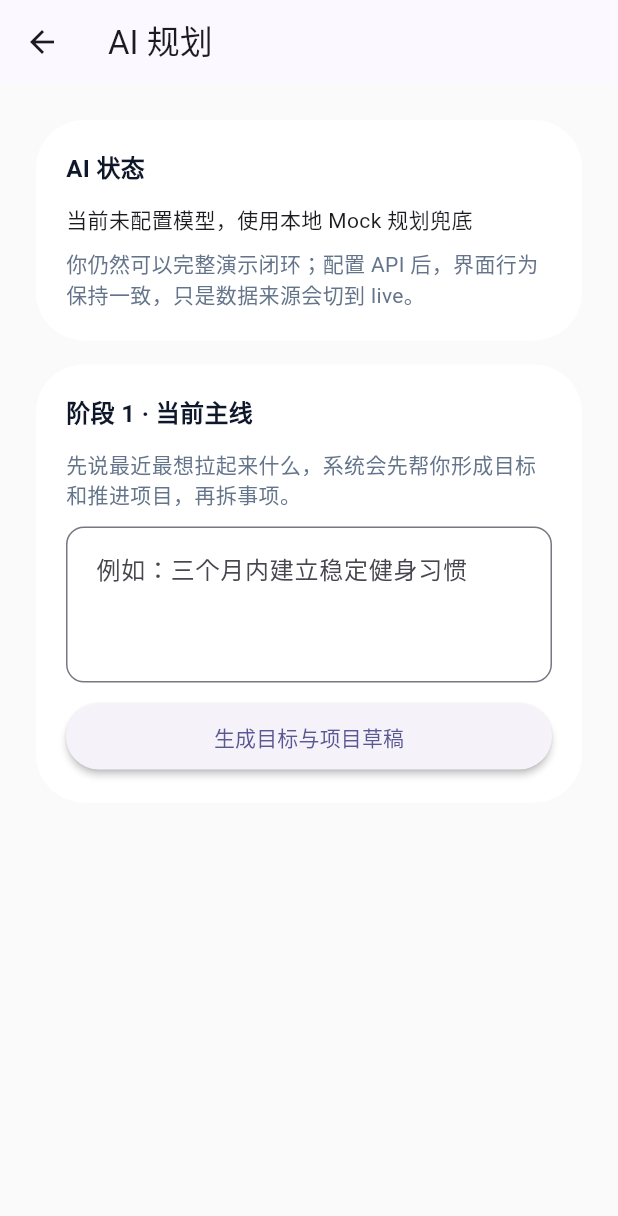
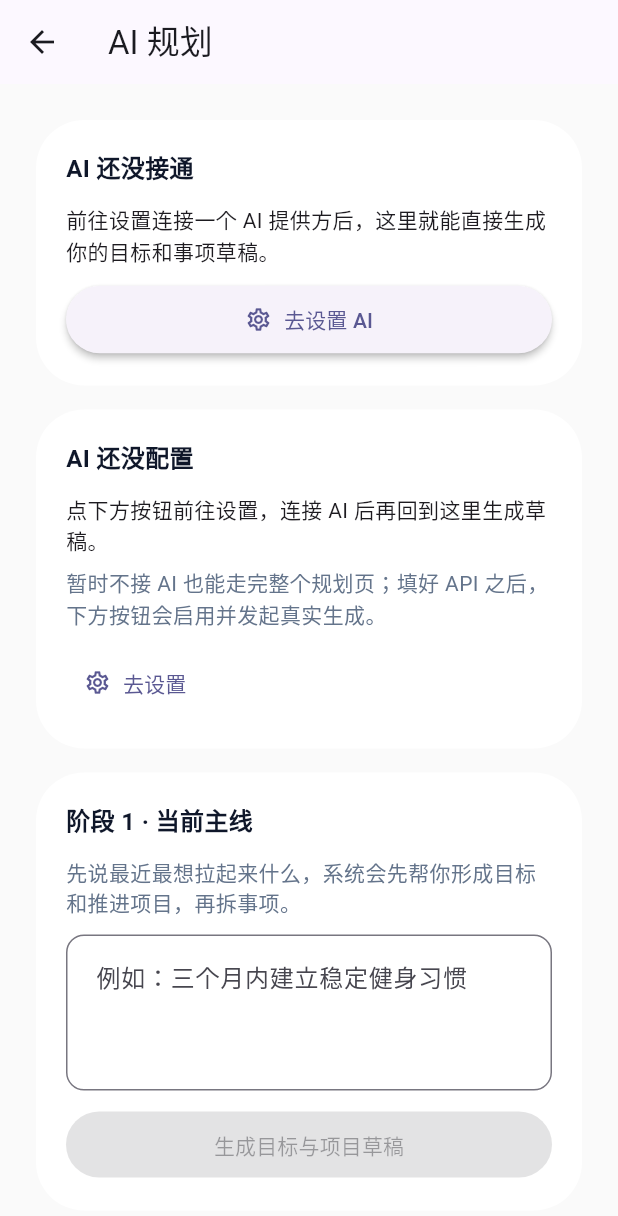
Before and after one commit to freeRider24XC/praxis, a Flutter app: the AiPlanPage screen opened directly, on a phone screen of 412 x 824 dp. Shown: the top 1216 px of the screen. Run offline on Flutter 3.47's test engine with Material 3 defaults, Android fonts, the phone set to English and light mode, and no system bars; our stand-ins replace cached_network_image, fl_chart, get, hive, hive_flutter, shared_preferences and 1 more; accounts and stored records are empty.

Commit message:
feat(ai): refactor AI use case service and plan page
- Remove mock fallback in AiUseCaseService, throw errors instead
- Add explicit null checks and error handling in planGoal
- Improve AiPlanPage UI for unconfigured AI state
- Add navigation to Settings page when AI not configured
- Disable generate button when AI provider not ready

```diff
--- a/lib/common/ai/services/ai_use_case_service.dart
+++ b/lib/common/ai/services/ai_use_case_service.dart
@@ -11,9 +11,9 @@ class AiGoalPlanDraft {
   final String domainId;
   final Goal goal;
   final Project project;
-  final List<String> milestones;
-  final List<Todo> todos;
-  final List<String> followUpQuestions;
+  List<String> milestones;
+  List<Todo> todos;
+  List<String> followUpQuestions;
   final bool isMock;
 
   AiGoalPlanDraft({
@@ -62,31 +62,21 @@ class AiUseCaseService {
     required String focusedDomainId,
     required int weeklyCapacityHours,
   }) async {
-    final fallback = _buildMockGoalPlan(
-      goalText: goalText,
-      focusedDomainId: focusedDomainId,
-      weeklyCapacityHours: weeklyCapacityHours,
-    );
-
     if (_managedAiService.isConfigured) {
-      try {
-        return await _managedAiService.planGoal(
-          goalText: goalText,
-          focusedDomainId: focusedDomainId,
-          weeklyCapacityHours: weeklyCapacityHours,
-        );
-      } catch (_) {
-        // Fall through to local provider and mock fallback.
-      }
+      return await _managedAiService.planGoal(
+        goalText: goalText,
+        focusedDomainId: focusedDomainId,
+        weeklyCapacityHours: weeklyCapacityHours,
+      );
     }
 
     if (!await _provider.isConfigured()) {
-      return fallback;
+      throw StateError('AI_PROVIDER_NOT_CONFIGURED');
     }
 
     final focusedDomain = DomainService.getDomainById(focusedDomainId);
     if (focusedDomain == null) {
-      return fallback;
+      throw StateError('AI_PROVIDER_NOT_CONFIGURED');
     }
 
     final prompt = '''
@@ -134,7 +124,7 @@ class AiUseCaseService {
         fallbackDomainId: focusedDomainId,
       );
     } catch (_) {
-      return fallback;
+      rethrow;
     }
   }
 
@@ -272,64 +262,6 @@ class AiUseCaseService {
     } catch (_) {
       return fallback;
     }
-  }
-
-  AiGoalPlanDraft _buildMockGoalPlan({
-    required String goalText,
-    required String focusedDomainId,
-    required int weeklyCapacityHours,
-  }) {
-    final domain = DomainService.getDomainById(focusedDomainId) ??
-        DatabaseService.getAllLifeDomains().first;
-    final now = DateTime.now();
-    final targetDate = DateTime(now.year, now.month + 2, now.day);
-    final projectName = '$goalText 行动计划';
-    final todos = List.generate(3, (index) {
-      final dueDate = DateTime(now.year, now.month, now.day + index + 1);
-      return Todo(
-        title: _mockTodoTitle(goalText, index),
-        description: '围绕“$goalText”的第${index + 1}个最小行动，按本周节奏推进。',
-        dueDate: dueDate,
-        priority: index == 0 ? TodoPriority.high : TodoPriority.medium,
-        domainId: domain.id,
-      );
-    });
-
-    return AiGoalPlanDraft(
-      domainId: domain.id,
-      goal: Goal(
-        title: goalText,
-        description: '在接下来 1-3 个月内稳定推进“$goalText”。',
-        type: GoalType.monthly,
-        targetDate: targetDate,
-        milestones: [
-          '明确起点与成功标准',
-          '完成第一周连续推进',
-          '完成一个可量化的小成果',
-        ],
-        domainId: domain.id,
-      ),
-      project: Project(
-        name: projectName,
-        description: '围绕目标“$goalText”的首轮执行项目。',
-        color: domain.color,
-        domainId: domain.id,
-      ),
-      milestones: const [
-        '明确起点与成功标准',
-        '完成第一周连续推进',
-        '完成一个可量化的小成果',
-      ],
-      todos: todos,
-      followUpQuestions:
-          weeklyCapacityHours <= 3 ? ['你本周最容易挤出来的固定时间段是什么？'] : const [],
-      isMock: true,
-    );
-  }
-
-  String _mockTodoTitle(String goalText, int index) {
-    const verbs = ['定义', '安排', '执行'];
-    return '${verbs[index.clamp(0, verbs.length - 1)]}$goalText的第${index + 1}步';
   }
 
   AiReviewFeedback _buildMockReview(DailyReview review) {
--- a/lib/pages/ai_chat/ai_plan_page.dart
+++ b/lib/pages/ai_chat/ai_plan_page.dart
@@ -3,6 +3,7 @@ import 'package:get/get.dart';
 import 'package:praxis/common/models/todo.dart';
 import 'package:praxis/common/services/index.dart';
 import 'package:praxis/common/style/design_tokens.dart';
+import 'package:praxis/pages/settings/settings_page.dart';
 
 class AiPlanPage extends StatefulWidget {
   final String initialGoalText;
@@ -29,12 +30,7 @@ class _AiPlanPageState extends State<AiPlanPage> {
   void initState() {
     super.initState();
     _goalController = TextEditingController(text: widget.initialGoalText);
-    _loadAvailability();
-    if (widget.initialGoalText.trim().isNotEmpty) {
-      WidgetsBinding.instance.addPostFrameCallback((_) {
-        _generatePlan();
-      });
-    }
+    _loadAvailabilityAndMaybeGenerate();
   }
 
   @override
@@ -43,17 +39,28 @@ class _AiPlanPageState extends State<AiPlanPage> {
     super.dispose();
   }
 
-  Future<void> _loadAvailability() async {
+  Future<void> _loadAvailabilityAndMaybeGenerate() async {
     final availability = await AiUseCaseService().getAvailability();
     if (!mounted) return;
     setState(() {
       _availability = availability;
     });
+    if (availability.isConfigured &&
+        widget.initialGoalText.trim().isNotEmpty) {
+      WidgetsBinding.instance.addPostFrameCallback((_) {
+        if (mounted) _generatePlan();
+      });
+    }
   }
 
   Future<void> _generatePlan() async {
     final goalText = _goalController.text.trim();
     if (goalText.isEmpty) return;
+
+    if (_availability?.isConfigured != true) {
+      Get.snackbar('AI 还没接通', '请先在设置里配置 AI 提供方后再生成草稿。');
+      return;
+    }
 
     final profile = ProfileService.getProfile();
     final focusedDomainId =
@@ -63,6 +70,7 @@ class _AiPlanPageState extends State<AiPlanPage> {
       _isLoading = true;
     });
 
+    try {
       final draft = await AiUseCaseService().planGoal(
         goalText: goalText,
         focusedDomainId: focusedDomainId,
@@ -77,6 +85,13 @@ class _AiPlanPageState extends State<AiPlanPage> {
         _showTodoDrafts = false;
         _isLoading = false;
       });
+    } catch (e) {
+      if (!mounted) return;
+      setState(() {
+        _isLoading = false;
+      });
+      Get.snackbar('AI 生成失败', e.toString());
+    }
   }
 
   void _handleGoalChanged(String value) {
@@ -110,26 +125,20 @@ class _AiPlanPageState extends State<AiPlanPage> {
       draft.project.description = null;
     }
 
-    draft.milestones.replaceRange(
-      0,
-      draft.milestones.length,
-      draft.milestones.map((item) => item.trim()).where((item) => item.isNotEmpty),
-    );
+    draft.milestones = draft.milestones
+        .map((item) => item.trim())
+        .where((item) => item.isNotEmpty)
+        .toList();
 
-    draft.todos
-      ..removeWhere((todo) => todo.title.trim().isEmpty)
-      ..replaceRange(
-        0,
-        draft.todos.length,
-        draft.todos.map((todo) {
+    draft.todos.removeWhere((todo) => todo.title.trim().isEmpty);
+    draft.todos = draft.todos.map((todo) {
       todo.title = todo.title.trim();
       todo.description = todo.description?.trim();
       if (todo.description?.isEmpty ?? false) {
         todo.description = null;
       }
       return todo;
-        }),
-      );
+    }).toList();
   }
 
   Future<void> _confirmPlan() async {
@@ -478,29 +487,47 @@ class _AiPlanPageState extends State<AiPlanPage> {
           : ListView(
               padding: const EdgeInsets.all(DesignTokens.spacing6),
               children: [
+                if (_availability != null &&
+                    !_availability!.isConfigured &&
+                    _draft == null) ...[
+                  _buildUnconfiguredEmptyState(isDark),
+                  const SizedBox(height: DesignTokens.spacing4),
+                ],
                 if (_availability != null) ...[
                   _buildCard(
                     isDark: isDark,
-                    title: 'AI 状态',
+                    title: _availability!.isConfigured ? 'AI 状态' : 'AI 还没配置',
                     child: Column(
                       crossAxisAlignment: CrossAxisAlignment.start,
                       children: [
                         Text(
                           _availability!.isConfigured
                               ? '当前使用 ${_availability!.providerLabel} 在线生成'
-                              : '当前未配置模型，使用本地 Mock 规划兜底',
+                              : '点下方按钮前往设置，连接 AI 后再回到这里生成草稿。',
                         ),
                         const SizedBox(height: DesignTokens.spacing2),
                         Text(
                           _availability!.isConfigured
-                              ? '如果在线调用失败，也会自动回退到 Mock，保证流程可继续。'
-                              : '你仍然可以完整演示闭环；配置 API 后，界面行为保持一致，只是数据来源会切到 live。',
+                              ? '如果在线调用失败，也会自动回退到本地兜底，保证流程可继续。'
+                              : '暂时不接 AI 也能走完整个规划页；填好 API 之后，下方按钮会启用并发起真实生成。',
                           style: DesignTokens.textStyle(
                             color: isDark
                                 ? DesignTokens.textSecondaryDark
                                 : DesignTokens.textSecondaryLight,
                           ),
                         ),
+                        if (!_availability!.isConfigured) ...[
+                          const SizedBox(height: DesignTokens.spacing3),
+                          Align(
+                            alignment: Alignment.centerLeft,
+                            child: TextButton.icon(
+                              icon: const Icon(Icons.settings_outlined),
+                              label: const Text('去设置'),
+                              onPressed: () =>
+                                  Get.to(() => const SettingsPage()),
+                            ),
+                          ),
+                        ],
                       ],
                     ),
                   ),
@@ -537,7 +564,10 @@ class _AiPlanPageState extends State<AiPlanPage> {
                       SizedBox(
                         width: double.infinity,
                         child: ElevatedButton(
-                          onPressed: _generatePlan,
+                          onPressed:
+                              (_availability?.isConfigured == true && !_isLoading)
+                                  ? _generatePlan
+                                  : null,
                           child: const Text('生成目标与项目草稿'),
                         ),
                       ),
@@ -792,6 +822,28 @@ class _AiPlanPageState extends State<AiPlanPage> {
     );
   }
 
+  Widget _buildUnconfiguredEmptyState(bool isDark) {
+    return _buildCard(
+      isDark: isDark,
+      title: 'AI 还没接通',
+      child: Column(
+        crossAxisAlignment: CrossAxisAlignment.start,
+        children: [
+          const Text('前往设置连接一个 AI 提供方后，这里就能直接生成你的目标和事项草稿。'),
+          const SizedBox(height: DesignTokens.spacing3),
+          SizedBox(
+            width: double.infinity,
+            child: ElevatedButton.icon(
+              icon: const Icon(Icons.settings_outlined),
+              label: const Text('去设置 AI'),
+              onPressed: () => Get.to(() => const SettingsPage()),
+            ),
+          ),
+        ],
+      ),
+    );
+  }
+
   Widget _buildCard({
     required bool isDark,
     required String title,
```
Lines whose indentation alone changed are shown as unchanged.
